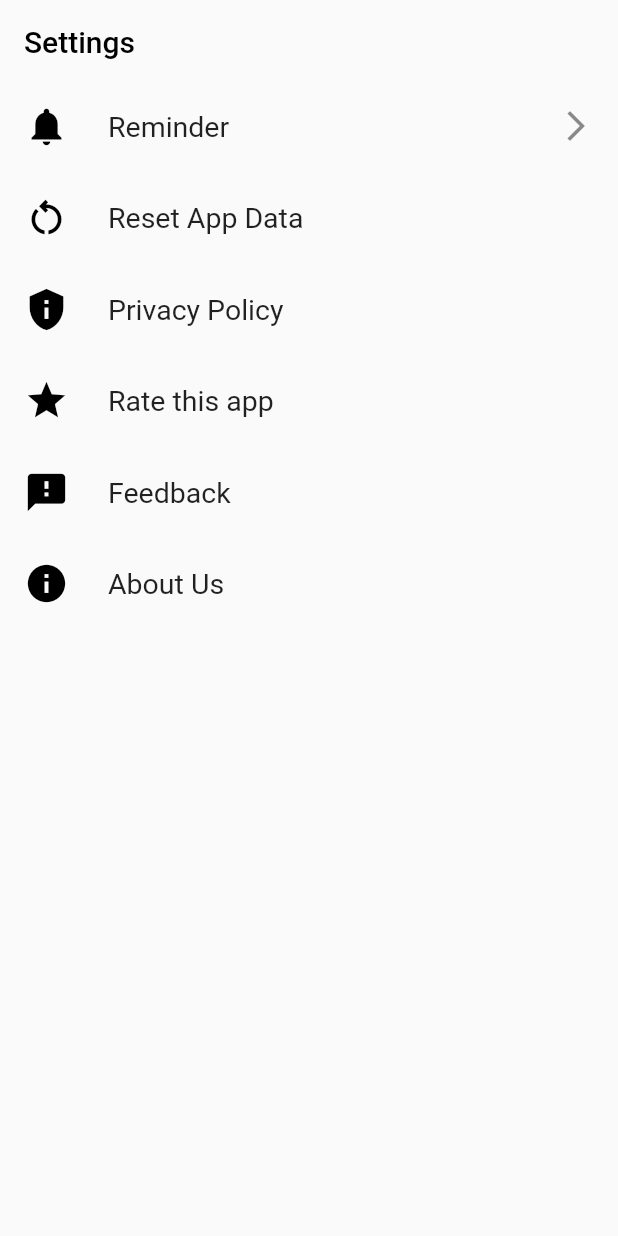
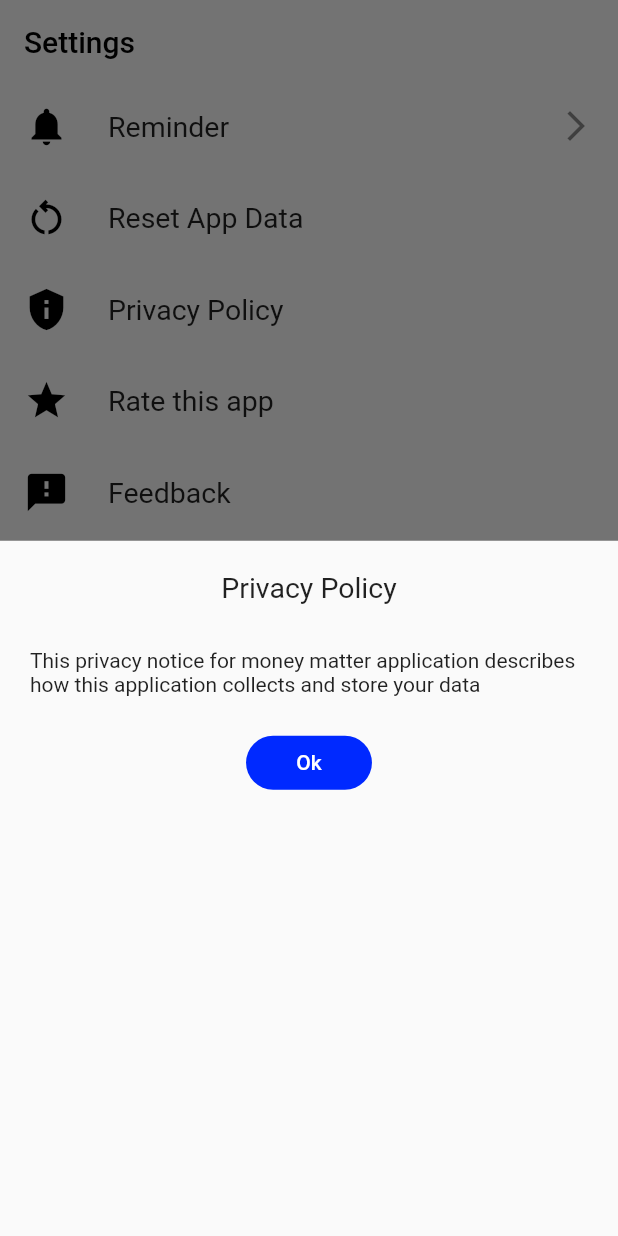
Before and after one commit to Vivekvg01/money_matter_v1, a Flutter app: the SettingsScreen screen opened directly, after a tap on "Privacy Policy", on a phone screen of 412 x 824 dp. Run offline on Flutter 3.47's test engine with Material 2 defaults, Android fonts, the light colour scheme and no system bars; our stand-ins replace fl_chart, flutter_local_notifications, flutter_native_timezone, google_fonts, hive, hive_flutter and 3 more; accounts and stored records are empty.

Commit message:
fifth commit(added settings functionalities)

```diff
--- a/lib/screens/all_transaction/widgets/view_all_transaction_widget.dart
+++ b/lib/screens/all_transaction/widgets/view_all_transaction_widget.dart
@@ -9,7 +9,7 @@ String dropDownValue = "All";
 class ViewAllTransactions extends StatelessWidget {
   ViewAllTransactions({Key? key}) : super(key: key);
 
- final List<String> months = [
+  final List<String> months = [
     "Jan",
     "Feb",
     "Mar",
@@ -30,6 +30,7 @@ class ViewAllTransactions extends StatelessWidget {
       valueListenable: transactionListNotifier,
       builder: (BuildContext ctx, List<TransactionModel> transactionList, _) {
         return ListView.separated(
+          reverse: true,
           shrinkWrap: true,
           physics: const ClampingScrollPhysics(),
           itemBuilder: (ctx, index) {
--- a/lib/screens/settings/settings_screen.dart
+++ b/lib/screens/settings/settings_screen.dart
@@ -1,12 +1,23 @@
-import 'dart:ui';
-
 import 'package:flutter/material.dart';
 import 'package:money_matter/constants/colors.dart';
 import 'package:money_matter/constants/constants.dart';
+import 'package:money_matter/screens/settings/Functions/settings_functions.dart';
+import 'package:money_matter/screens/settings/widgets/privacy_policy_widget.dart';
 import 'package:money_matter/screens/settings/widgets/reminder_widget.dart';
+import 'package:timezone/data/latest.dart' as tz;
 
-class SettingsScreen extends StatelessWidget {
+class SettingsScreen extends StatefulWidget {
   SettingsScreen({Key? key}) : super(key: key);
+
+  @override
+  State<SettingsScreen> createState() => _SettingsScreenState();
+}
+
+class _SettingsScreenState extends State<SettingsScreen> {
+  void initState() {
+    super.initState();
+    tz.initializeTimeZones();
+  }
 
   @override
   Widget build(BuildContext context) {
@@ -24,7 +35,7 @@ class SettingsScreen extends StatelessWidget {
           child: Column(
             children: [
               //reminder
-              ReminderWidget(),
+              const ReminderWidget(),
               kHeight5,
               //reset app data
               ListTile(
@@ -37,7 +48,9 @@ class SettingsScreen extends StatelessWidget {
                   'Reset App Data',
                   style: TextStyle(fontSize: 19),
                 ),
-                onTap: () {},
+                onTap: () {
+                  resetAllDatas(context);
+                },
               ),
               //privacy policy
               kHeight5,
@@ -51,7 +64,13 @@ class SettingsScreen extends StatelessWidget {
                   'Privacy Policy',
                   style: TextStyle(fontSize: 19),
                 ),
-                onTap: () {},
+                onTap: () {
+                  showModalBottomSheet(
+                      context: context,
+                      builder: (builder) {
+                        return const PrivacyPolicyWidget();
+                      });
+                },
               ),
               //rate this app
               kHeight5,
@@ -81,7 +100,9 @@ class SettingsScreen extends StatelessWidget {
                     fontSize: 19,
                   ),
                 ),
-                onTap: (){},
+                onTap: () {
+                  sendMail();
+                },
               ),
               //About Us
               kHeight5,
@@ -95,7 +116,7 @@ class SettingsScreen extends StatelessWidget {
                   'About Us',
                   style: TextStyle(fontSize: 19),
                 ),
-                onTap: (){},
+                onTap: () {},
               )
             ],
           ),
--- /dev/null
+++ b/lib/screens/settings/widgets/privacy_policy_widget.dart
@@ -0,0 +1,35 @@
+import 'package:flutter/material.dart';
+import 'package:money_matter/constants/constants.dart';
+import 'package:money_matter/widgets/custom_round_rect_button.dart';
+
+class PrivacyPolicyWidget extends StatelessWidget {
+  const PrivacyPolicyWidget({Key? key}) : super(key: key);
+
+  @override
+  Widget build(BuildContext context) {
+    return Padding(
+      padding: const EdgeInsets.all(20),
+      child: Column(
+        children: [
+          const Text(
+            'Privacy Policy',
+            style: TextStyle(
+              fontSize: 19,
+            ),
+          ),
+          kHeight30,
+          const Text(
+            'This privacy notice for money matter application describes how this application collects and store your data',
+          ),
+          kHeight20,
+          CustomRoundRectButton(
+            buttonLabel: '\tOk\t',
+            onButtonClicked: () {
+              Navigator.of(context).pop();
+            },
+          )
+        ],
+      ),
+    );
+  }
+}
--- a/pubspec.yaml
+++ b/pubspec.yaml
@@ -32,10 +32,15 @@ dependencies:
   fl_chart: ^0.55.2
   flutter:
     sdk: flutter
+  flutter_local_notifications: ^9.5.3+1
+  flutter_native_timezone: ^2.0.0
   google_fonts: ^3.0.1
   hive: ^2.2.3
   hive_flutter: ^1.1.0
+  rxdart: ^0.27.5
   shared_preferences: ^2.0.15
+  timezone: ^0.8.0
+  url_launcher: ^6.1.6
 
 dev_dependencies:
   build_runner: ^2.2.1
```
Also changed, not shown: lib/db/functions/db_functions.dart (+14 -4 lines), lib/screens/settings/Functions/settings_functions.dart (+44 -5 lines), lib/screens/settings/widgets/reminder_bottomsheet.dart (+64 -21 lines), lib/screens/settings/widgets/reminder_notification.dart (added, +70 -0 lines), lib/screens/settings/widgets/reminder_widget.dart (+5 -4 lines), pubspec.lock, 5 other files.
